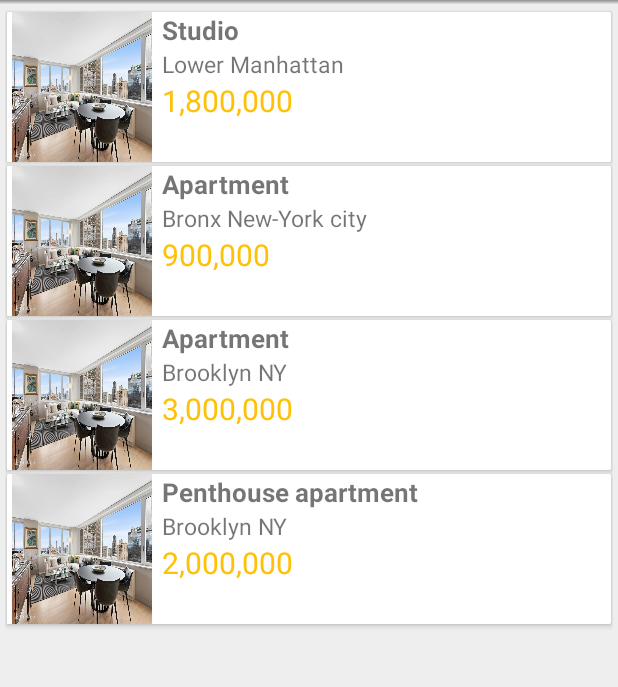
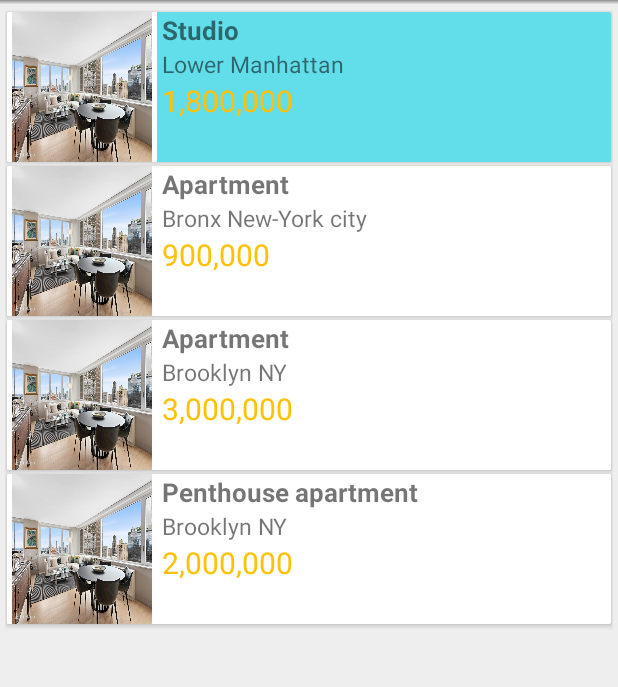
Before and after one commit to devedelie/REM_P8, an Android app: the screen it shows after launch (MainActivity), on a phone screen of 412 x 824 dp, the part 84-771 px from its top. Run offline under Robolectric (Android 15) with nearby library versions, the phone set to English and light mode, and no system bars; our stand-ins replace ButterKnife, Room's generated code; pictures from the network do not load.

Commit message:
- Javadoc - Added functionality to change the background color of the selected item: On current Id change(LiveData), it will update the UI by calling notifyDataSetChanged()

```diff
--- a/app/src/main/java/com/openclassrooms/realestatemanager/controllers/activities/MainActivity.java
+++ b/app/src/main/java/com/openclassrooms/realestatemanager/controllers/activities/MainActivity.java
@@ -149,18 +149,16 @@ public class MainActivity extends AppCompatActivity implements NavigationView.On
     //-----------
     @Override
     public void onPropertyClick(Property property) {
-        Log.d(TAG, "onPropertyClick: " + property.getId() );
         currentProperty = (int) property.getId();
         Log.d(TAG, "onPropertyClick: current:" + currentProperty);
-        // Set current id in ViewModel
-//        mPropertyViewModel.setCurrentPropertyId(currentProperty);
+        // Set current id in LiveData
         CurrentPropertyDataRepository.getInstance().setCurrentProperty(currentProperty);
 
         // Check if detail fragment is visible(Tablet)
         if (detailFragment != null && detailFragment.isVisible()) {
             // Tablet display
             Toast.makeText(this, "Tablet " , Toast.LENGTH_SHORT).show();
-            // Call DetailFragment
+            // Update DetailFragment
 
         }else{
             // Smartphone display
--- a/app/src/main/java/com/openclassrooms/realestatemanager/controllers/fragments/MainFragment.java
+++ b/app/src/main/java/com/openclassrooms/realestatemanager/controllers/fragments/MainFragment.java
@@ -20,6 +20,7 @@ import com.openclassrooms.realestatemanager.controllers.activities.MainActivity;
 import com.openclassrooms.realestatemanager.injections.Injection;
 import com.openclassrooms.realestatemanager.injections.ViewModelFactory;
 import com.openclassrooms.realestatemanager.models.Property;
+import com.openclassrooms.realestatemanager.repositories.CurrentPropertyDataRepository;
 import com.openclassrooms.realestatemanager.viewmodel.PropertyViewModel;
 import com.openclassrooms.realestatemanager.views.PropertyAdapter;
 
@@ -57,6 +58,7 @@ public class MainFragment extends Fragment  {
         super.onActivityCreated(savedInstanceState);
         this.configureViewModel();
         this.getProperties();
+        CurrentPropertyDataRepository.getInstance().getCurrentProperty().observe(this, this::updatePropertiesList);
     }
 
     @Override
@@ -111,4 +113,9 @@ public class MainFragment extends Fragment  {
         this.adapter.updateData(properties);
     }
 
+    // Update the list of properties - (when property is selected/clicked)
+    private void updatePropertiesList(Long id){
+        adapter.notifyDataSetChanged();
+    }
+
 }
--- a/app/src/main/java/com/openclassrooms/realestatemanager/views/PropertyViewHolder.java
+++ b/app/src/main/java/com/openclassrooms/realestatemanager/views/PropertyViewHolder.java
@@ -1,17 +1,23 @@
 package com.openclassrooms.realestatemanager.views;
 
+import android.content.res.Resources;
+import android.graphics.Color;
 import android.util.Log;
 import android.view.View;
 import android.widget.ImageView;
+import android.widget.LinearLayout;
 import android.widget.TextView;
 
 import androidx.annotation.NonNull;
+import androidx.cardview.widget.CardView;
 import androidx.constraintlayout.widget.ConstraintLayout;
 import androidx.recyclerview.widget.RecyclerView;
 
 import com.bumptech.glide.RequestManager;
 import com.openclassrooms.realestatemanager.R;
+import com.openclassrooms.realestatemanager.controllers.activities.MainActivity;
 import com.openclassrooms.realestatemanager.models.Property;
+import com.openclassrooms.realestatemanager.repositories.CurrentPropertyDataRepository;
 import com.openclassrooms.realestatemanager.utils.Utils;
 
 import java.lang.ref.WeakReference;
@@ -30,7 +36,7 @@ public class PropertyViewHolder extends RecyclerView.ViewHolder implements View.
     @BindView(R.id.item_price_text) TextView propertyPriceText;
     @BindView(R.id.item_property_image) ImageView propertyImage;
     @BindView(R.id.item_sold_image) ImageView propertySoldImage;
-//    @BindView(R.id.item) ConstraintLayout mConstraintLayout;
+    @BindView(R.id.property_list_item_layout) CardView mCardView;
 
     private Property mProperty;
     private PropertyAdapter.OnPropertyClick mOnPropertyClick;
@@ -44,6 +50,16 @@ public class PropertyViewHolder extends RecyclerView.ViewHolder implements View.
     }
 
     public void updateWithProperty(Property property, RequestManager glide, PropertyAdapter.OnPropertyClick callback){
+
+        // Set background color for selected item
+        Resources res = itemView.getResources();
+        Log.d(TAG, "updateWithProperty: data   " + property.getId() + "   " + CurrentPropertyDataRepository.getInstance().getCurrentProperty().getValue());
+        if(property.getId() == CurrentPropertyDataRepository.getInstance().getCurrentProperty().getValue()){
+            mCardView.setCardBackgroundColor(res.getColorStateList(R.color.colorPrimaryLight));
+        }else {
+            mCardView.setCardBackgroundColor(res.getColorStateList(R.color.text_secondary_white));
+        }
+
         this.mOnPropertyClick = callback;
         this.mProperty = property;
         propertyImage.setImageResource(R.drawable.apart_one); // Testing
--- a/app/src/main/res/values/colors.xml
+++ b/app/src/main/res/values/colors.xml
@@ -2,6 +2,7 @@
 <resources>
     <!-- APP BASE -->
     <color name="colorPrimary">#00BCD4</color>
+    <color name="colorPrimaryLight">#62DEEB</color>
     <color name="colorPrimaryDark">#0097A7</color>
     <color name="colorAccent">#FFC107</color>
 
```
